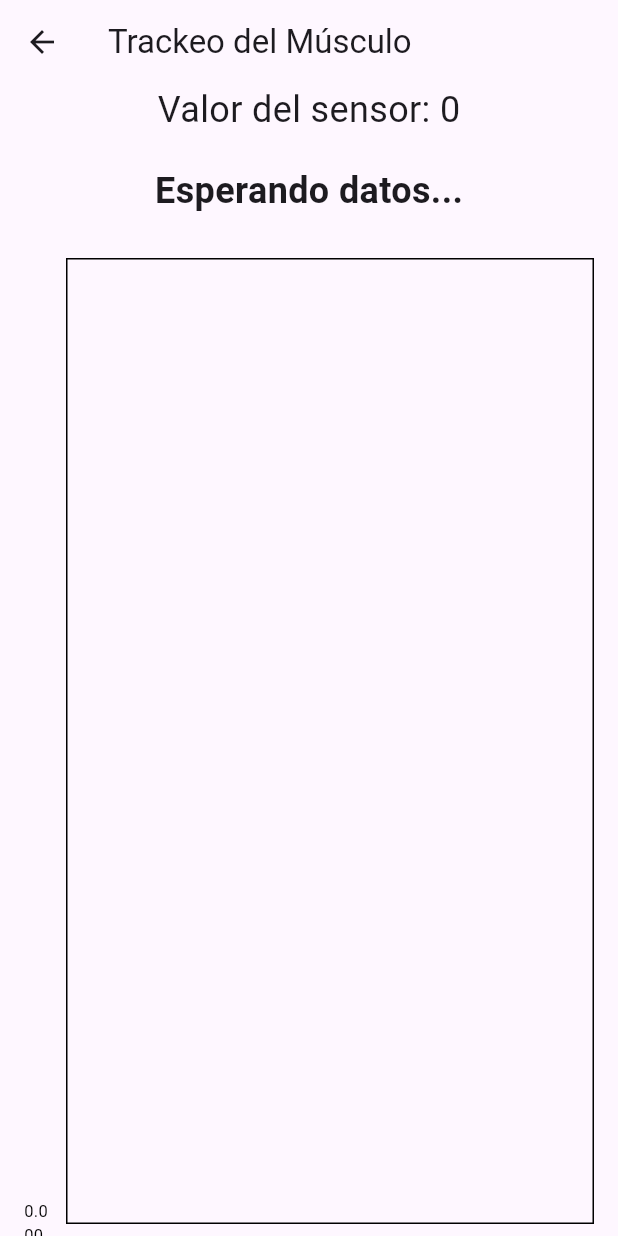
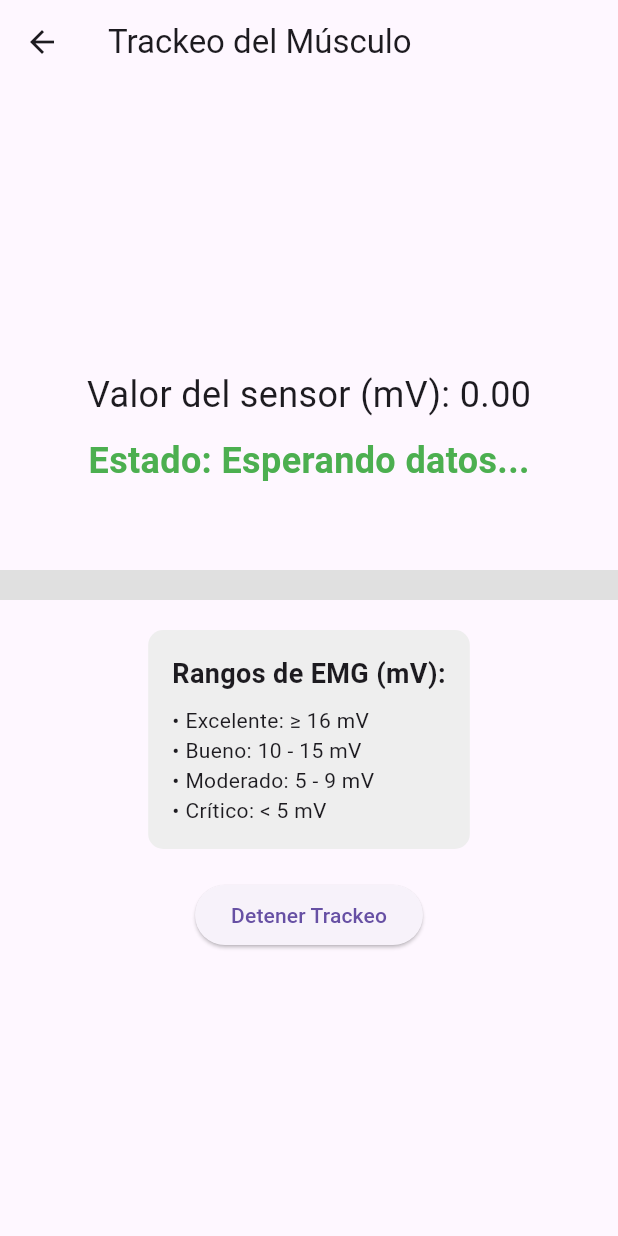
Before and after one commit to luiscornejo1/MiosenseV3, a Flutter app: the TrackMuscleView screen opened directly, on a phone screen of 412 x 824 dp. Run offline on Flutter 3.47's test engine with Material 3 defaults, Android fonts, the phone set to English and light mode, and no system bars; drawn by our look-alikes of fl_chart; our stand-ins replace image_picker, socket_io_client, video_player; network calls fail.

Commit message:
arreglos finales de la app

```diff
--- a/lib/Views/track_muscle_view.dart
+++ b/lib/Views/track_muscle_view.dart
@@ -1,98 +1,106 @@
 import 'package:flutter/material.dart';
-import 'package:fl_chart/fl_chart.dart';
-import 'package:miosense/Views/analysis_View.dart';
+import 'package:miosense/Views/analysis_view.dart';
 import 'package:socket_io_client/socket_io_client.dart' as IO;
+import 'dart:math';
 
 class TrackMuscleView extends StatefulWidget {
   @override
   _TrackMuscleViewState createState() => _TrackMuscleViewState();
 }
 
-class _TrackMuscleViewState extends State<TrackMuscleView> {
+class _TrackMuscleViewState extends State<TrackMuscleView> with SingleTickerProviderStateMixin {
+  double valorSensor = 0.0;
+  late IO.Socket socket;
+  List<int> datosRecolectados = [];
   String estadoMusculo = "Esperando datos...";
-  int valorSensor = 0;
-  List<FlSpot> datosGrafico = [];
-  List<int> listaDatosRecolectados = []; // Lista para almacenar los datos recolectados
-  late IO.Socket socket;
-  int maxDatos = 20;
-  bool showStopButton = false;
+  String mensajeDinamico = "";
+  Color estadoColor = Colors.green;
 
   @override
   void initState() {
     super.initState();
     connectToSocket();
-
-    // Mostrar el botón de detener después de 10 segundos
-    Future.delayed(Duration(seconds: 10), () {
-      setState(() {
-        showStopButton = true;
-      });
-    });
   }
 
   void connectToSocket() {
     socket = IO.io('https://miosense-backend.onrender.com', <String, dynamic>{
       'transports': ['websocket'],
-      'autoConnect': true,
+      'autoConnect': false,
     });
 
+    socket.connect();
     socket.onConnect((_) {
       print("Conectado al servidor WebSocket");
     });
 
-    socket.onConnectError((data) {
-        print("Error de conexión: $data");
-        });
-
-    socket.onError((data) {
-          print("Error: $data");
-          });
     socket.on('muscleData', (data) {
-      print("Recibiendo datos de tracking: $data");
-
       setState(() {
-        valorSensor = data['value'];
-        listaDatosRecolectados.add(valorSensor); // Guardamos los datos
+        valorSensor = (data['value'] as int).toDouble();
+        datosRecolectados.add(valorSensor.toInt());
         estadoMusculo = evaluarEstadoMusculo(valorSensor);
-        actualizarGrafico(valorSensor);
+        mensajeDinamico = getMensajeDinamico(valorSensor);
+        estadoColor = getColorEstado(estadoMusculo);
       });
     });
 
     socket.onDisconnect((_) => print("Desconectado del servidor WebSocket"));
   }
 
-  void actualizarGrafico(int valor) {
-    if (datosGrafico.length >= maxDatos) {
-      datosGrafico.removeAt(0);
-    }
-    datosGrafico.add(FlSpot(datosGrafico.length.toDouble(), valor.toDouble()));
-  }
-
-  String evaluarEstadoMusculo(int valorSensor) {
-    if (valorSensor < 1000) {
-      return "Estado: Bajo";
-    } else if (valorSensor >= 1000 && valorSensor < 2000) {
-      return "Estado: Moderado";
-    } else if (valorSensor >= 2000 && valorSensor < 3000) {
-      return "Estado: Alto";
+  String evaluarEstadoMusculo(double valorSensor) {
+    if (valorSensor >= 16) {
+      return "Excelente";
+    } else if (valorSensor >= 10) {
+      return "Bueno";
+    } else if (valorSensor >= 5) {
+      return "Moderado";
     } else {
-      return "Estado: Peligro";
+      return "Crítico";
     }
   }
 
-  void detenerTrackeo() {
-    print("Deteniendo trackeo");
-    socket.disconnect();
-    print("Socket desconectado");
+  String getMensajeDinamico(double valorSensor) {
+    List<String> mensajes = [];
+    if (valorSensor >= 16) {
+      mensajes = [
+        "¡Excelente! Sigue así, tu músculo está en óptimas condiciones.",
+        "Muy bien, tu musculatura está fuerte y activa.",
+        "El músculo está en gran estado para realizar ejercicios intensos."
+      ];
+    } else if (valorSensor >= 10) {
+      mensajes = [
+        "Buen estado, pero monitorea la fatiga.",
+        "El músculo responde bien, aunque se recomienda moderación.",
+        "Parece que tu músculo está bien, pero cuida la intensidad."
+      ];
+    } else if (valorSensor >= 5) {
+      mensajes = [
+        "Moderado: podrías estar experimentando fatiga.",
+        "Es posible que necesites un descanso pronto.",
+        "Tu músculo muestra signos de sobrecarga, toma precauciones."
+      ];
+    } else {
+      mensajes = [
+        "Crítico: riesgo alto de lesión. Descansa.",
+        "Alerta: evita actividades intensas por ahora.",
+        "Tu músculo necesita atención, podrías estar en riesgo."
+      ];
+    }
+    return mensajes[Random().nextInt(mensajes.length)];
+  }
 
-    Navigator.push(
-      context,
-      MaterialPageRoute(
-        builder: (context) => AnalysisView(
-          datosRecolectados: listaDatosRecolectados,
-        ),
-      ),
-    );
+  Color getColorEstado(String estado) {
+    switch (estado) {
+      case "Excelente":
+        return Colors.green;
+      case "Bueno":
+        return Colors.lightGreen;
+      case "Moderado":
+        return Colors.orange;
+      case "Crítico":
+        return Colors.red;
+      default:
+        return Colors.grey;
+    }
   }
 
   @override
@@ -101,45 +109,77 @@ class _TrackMuscleViewState extends State<TrackMuscleView> {
     super.dispose();
   }
 
+  void detenerTrackeo() {
+    print("Deteniendo trackeo");
+    socket.disconnect();
+
+    Navigator.push(
+      context,
+      MaterialPageRoute(
+        builder: (context) => AnalysisView(datosRecolectados: datosRecolectados),
+      ),
+    );
+  }
+
   @override
   Widget build(BuildContext context) {
+    double progress = valorSensor / 16;
+
     return Scaffold(
-      appBar: AppBar(
-        title: Text('Trackeo del Músculo'),
-      ),
+      appBar: AppBar(title: Text("Trackeo del Músculo")),
       body: Center(
         child: Column(
           mainAxisAlignment: MainAxisAlignment.center,
           children: [
-            Text("Valor del sensor: $valorSensor", style: TextStyle(fontSize: 24)),
-            SizedBox(height: 20),
-            Text(estadoMusculo, style: TextStyle(fontSize: 24, fontWeight: FontWeight.bold)),
-            SizedBox(height: 20),
-            Expanded(
-              child: Padding(
-                padding: const EdgeInsets.symmetric(horizontal: 16.0, vertical: 8.0),
-                child: LineChart(
-                  LineChartData(
-                    lineBarsData: [
-                      LineChartBarData(
-                        spots: datosGrafico,
-                        isCurved: true,
-                        barWidth: 3,
-                        colors: [Colors.purple],
-                        dotData: FlDotData(show: false),
+            Text(
+              "Valor del sensor (mV): ${valorSensor.toStringAsFixed(2)}",
+              style: TextStyle(fontSize: 24),
             ),
-                    ],
-                    titlesData: FlTitlesData(
-                      leftTitles: SideTitles(showTitles: true),
-                      bottomTitles: SideTitles(showTitles : false),
-                    ),
-                    gridData: FlGridData(show: false),
-                    borderData: FlBorderData(show: true),
+            SizedBox(height: 10),
+            Text(
+              "Estado: $estadoMusculo",
+              style: TextStyle(
+                fontSize: 24,
+                fontWeight: FontWeight.bold,
+                color: estadoColor,
               ),
             ),
+            SizedBox(height: 10),
+            Text(
+              mensajeDinamico,
+              style: TextStyle(fontSize: 18, fontStyle: FontStyle.italic),
+              textAlign: TextAlign.center,
+            ),
+            SizedBox(height: 20),
+            LinearProgressIndicator(
+              value: progress.clamp(0.0, 1.0),
+              backgroundColor: Colors.grey[300],
+              color: estadoColor,
+              minHeight: 20,
+            ),
+            SizedBox(height: 20),
+            Container(
+              padding: EdgeInsets.all(16.0),
+              decoration: BoxDecoration(
+                color: Colors.grey[200],
+                borderRadius: BorderRadius.circular(10),
+              ),
+              child: Column(
+                crossAxisAlignment: CrossAxisAlignment.start,
+                children: [
+                  Text(
+                    "Rangos de EMG (mV):",
+                    style: TextStyle(fontSize: 18, fontWeight: FontWeight.bold),
+                  ),
+                  SizedBox(height: 8),
+                  Text("• Excelente: ≥ 16 mV"),
+                  Text("• Bueno: 10 - 15 mV"),
+                  Text("• Moderado: 5 - 9 mV"),
+                  Text("• Crítico: < 5 mV"),
+                ],
               ),
             ),
-            if (showStopButton)
+            SizedBox(height: 20),
             ElevatedButton(
               onPressed: detenerTrackeo,
               child: Text("Detener Trackeo"),
--- a/pubspec.yaml
+++ b/pubspec.yaml
@@ -14,6 +14,7 @@ dependencies:
   http: ^0.13.3
   socket_io_client: ^2.0.0
   fl_chart: ^0.40.0
+  percent_indicator: ^4.0.0
 
 
 dev_dependencies:
```
Also changed, not shown: lib/Views/analysis_view.dart (+47 -63 lines), pubspec.lock. Lines whose indentation alone changed are shown as unchanged.
